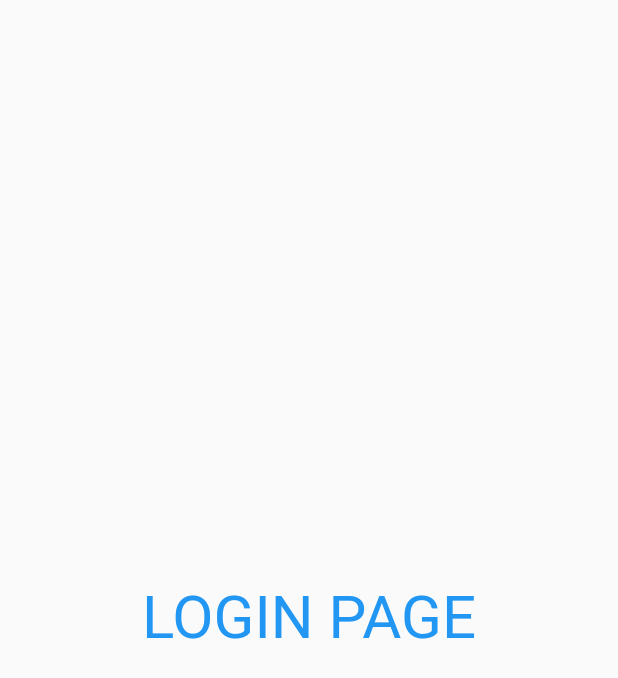
After one commit to ankit-asconsoftech/8hourscodepurflutter, a Flutter app: the screen it shows after launch, on a phone screen of 412 x 824 dp. The commit adds this screen. Shown: the top 678 px of the screen. Run offline on Flutter 3.47's test engine with Material 2 defaults, Android fonts, the phone set to English and light mode, and no system bars.

Commit message:
day2 completed

```diff
--- a/lib/main.dart
+++ b/lib/main.dart
@@ -1,6 +1,7 @@
+import 'package:day1/pages/login_page.dart';
 import 'package:flutter/material.dart';
 
-import 'home _page.dart';
+import 'pages/home _page.dart';
 
 void main() {
   runApp(MyApp());
@@ -11,7 +12,15 @@ class MyApp extends StatelessWidget {
   @override
   Widget build(BuildContext context) {
     return MaterialApp(
-      home: HomePage(),
+
+      themeMode: ThemeMode.light,
+      theme: ThemeData(primarySwatch: Colors.deepPurple),
+
+      routes:{
+        "/":(context) => LoginPage(),
+        "/home":(context) => HomePage(),
+      },
+
     );
   }
 }
--- /dev/null
+++ b/lib/pages/login_page.dart
@@ -0,0 +1,16 @@
+import 'package:flutter/material.dart';
+
+class LoginPage extends StatelessWidget {
+  @override
+  Widget build(BuildContext context) {
+    return Material(
+      child: Center(
+        child: Text("LOGIN PAGE",
+        style: TextStyle(
+          fontSize: 40,
+          color: Colors.blue),
+        ),
+        ),
+    );
+  }
+}
```
Also changed, not shown: lib/pages/home _page.dart (renamed from lib/home _page.dart).
